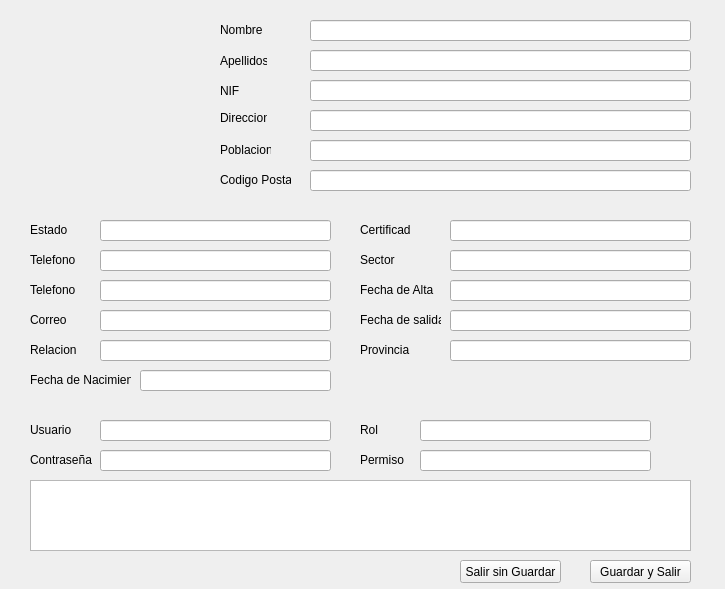
The window that src/UI/perfilUsuario.ui (PurpleFlamingo/purpleACOES) describes before a commit, drawn with Qt 5.
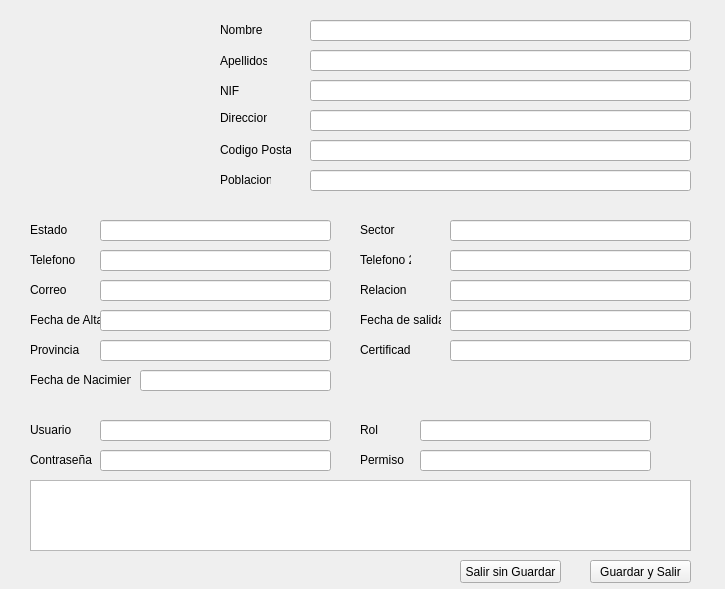
The same window after the commit. Icons and pictures are not drawn.

Diff of the .ui file:
```diff
--- a/src/UI/perfilUsuario.ui
+++ b/src/UI/perfilUsuario.ui
@@ -159,7 +159,7 @@
     <property name="geometry">
      <rect>
       <x>220</x>
-      <y>140</y>
+      <y>170</y>
       <width>51</width>
       <height>20</height>
      </rect>
@@ -172,7 +172,7 @@
     <property name="geometry">
      <rect>
       <x>310</x>
-      <y>140</y>
+      <y>170</y>
       <width>381</width>
       <height>21</height>
      </rect>
@@ -182,7 +182,7 @@
     <property name="geometry">
      <rect>
       <x>310</x>
-      <y>170</y>
+      <y>140</y>
       <width>381</width>
       <height>21</height>
      </rect>
@@ -192,7 +192,7 @@
     <property name="geometry">
      <rect>
       <x>220</x>
-      <y>170</y>
+      <y>140</y>
       <width>71</width>
       <height>20</height>
      </rect>
@@ -230,21 +230,21 @@
    <widget class="QLabel" name="lNombre_4">
     <property name="geometry">
      <rect>
-      <x>30</x>
-      <y>280</y>
+      <x>360</x>
+      <y>250</y>
       <width>51</width>
       <height>20</height>
      </rect>
     </property>
     <property name="text">
-     <string>Telefono</string>
+     <string>Telefono 2</string>
     </property>
    </widget>
    <widget class="QLabel" name="lNombre_5">
     <property name="geometry">
      <rect>
       <x>30</x>
-      <y>310</y>
+      <y>280</y>
       <width>51</width>
       <height>20</height>
      </rect>
@@ -256,8 +256,8 @@
    <widget class="QLabel" name="lNombre_6">
     <property name="geometry">
      <rect>
-      <x>360</x>
-      <y>280</y>
+      <x>30</x>
+      <y>310</y>
       <width>81</width>
       <height>20</height>
      </rect>
@@ -270,7 +270,7 @@
     <property name="geometry">
      <rect>
       <x>360</x>
-      <y>250</y>
+      <y>220</y>
       <width>51</width>
       <height>20</height>
      </rect>
@@ -283,7 +283,7 @@
     <property name="geometry">
      <rect>
       <x>360</x>
-      <y>220</y>
+      <y>340</y>
       <width>51</width>
       <height>20</height>
      </rect>
@@ -308,8 +308,8 @@
    <widget class="QLabel" name="lNombre_10">
     <property name="geometry">
      <rect>
-      <x>30</x>
-      <y>340</y>
+      <x>360</x>
+      <y>280</y>
       <width>51</width>
       <height>20</height>
      </rect>
@@ -332,7 +332,7 @@
     <property name="geometry">
      <rect>
       <x>450</x>
-      <y>220</y>
+      <y>340</y>
       <width>241</width>
       <height>21</height>
      </rect>
@@ -352,7 +352,7 @@
     <property name="geometry">
      <rect>
       <x>100</x>
-      <y>310</y>
+      <y>280</y>
       <width>231</width>
       <height>21</height>
      </rect>
@@ -362,7 +362,7 @@
     <property name="geometry">
      <rect>
       <x>450</x>
-      <y>250</y>
+      <y>220</y>
       <width>241</width>
       <height>21</height>
      </rect>
@@ -371,9 +371,9 @@
    <widget class="QLineEdit" name="eRelacion">
     <property name="geometry">
      <rect>
-      <x>100</x>
-      <y>340</y>
-      <width>231</width>
+      <x>450</x>
+      <y>280</y>
+      <width>241</width>
       <height>21</height>
      </rect>
     </property>
@@ -381,9 +381,9 @@
    <widget class="QLineEdit" name="eTelefono2">
     <property name="geometry">
      <rect>
-      <x>100</x>
-      <y>280</y>
-      <width>231</width>
+      <x>450</x>
+      <y>250</y>
+      <width>241</width>
       <height>21</height>
      </rect>
     </property>
@@ -391,9 +391,9 @@
    <widget class="QLineEdit" name="eFechaAlta">
     <property name="geometry">
      <rect>
-      <x>450</x>
-      <y>280</y>
-      <width>241</width>
+      <x>100</x>
+      <y>310</y>
+      <width>231</width>
       <height>21</height>
      </rect>
     </property>
@@ -411,7 +411,7 @@
    <widget class="QLabel" name="lProvincia">
     <property name="geometry">
      <rect>
-      <x>360</x>
+      <x>30</x>
       <y>340</y>
       <width>71</width>
       <height>20</height>
@@ -424,9 +424,9 @@
    <widget class="QLineEdit" name="eProvincia">
     <property name="geometry">
      <rect>
-      <x>450</x>
+      <x>100</x>
       <y>340</y>
-      <width>241</width>
+      <width>231</width>
       <height>21</height>
      </rect>
     </property>
```
Left out of the diff: 18 changed lines with no effect on the pictures.
